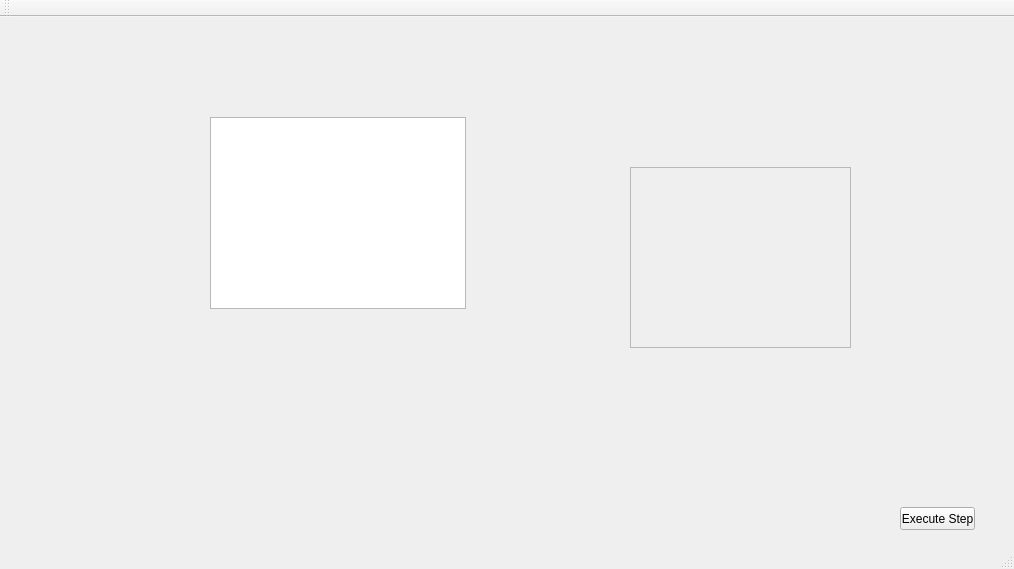
Benedikt1992/PICSimu, file PICSimu/mainwindow.ui: the form before one commit.
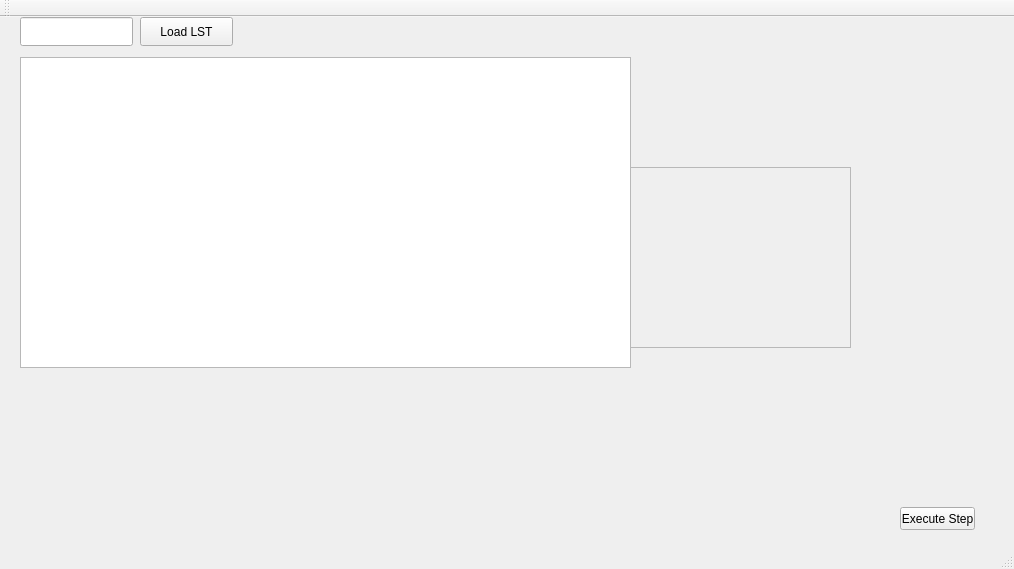
The form after the commit.

Commit message: lst-datei ueber GUI einlesen

```diff
--- a/PICSimu/mainwindow.ui
+++ b/PICSimu/mainwindow.ui
@@ -27,16 +27,6 @@
      <string>Execute Step</string>
     </property>
    </widget>
-   <widget class="QTextBrowser" name="textBrowser">
-    <property name="geometry">
-     <rect>
-      <x>210</x>
-      <y>100</y>
-      <width>256</width>
-      <height>192</height>
-     </rect>
-    </property>
-   </widget>
    <widget class="QScrollArea" name="scrollArea">
     <property name="geometry">
      <rect>
@@ -60,6 +50,39 @@
      </property>
     </widget>
    </widget>
+   <widget class="QLineEdit" name="le_filename">
+    <property name="geometry">
+     <rect>
+      <x>20</x>
+      <y>0</y>
+      <width>113</width>
+      <height>29</height>
+     </rect>
+    </property>
+   </widget>
+   <widget class="QPushButton" name="pb_load">
+    <property name="geometry">
+     <rect>
+      <x>140</x>
+      <y>0</y>
+      <width>93</width>
+      <height>29</height>
+     </rect>
+    </property>
+    <property name="text">
+     <string>Load LST</string>
+    </property>
+   </widget>
+   <widget class="QListWidget" name="lw_lstFile">
+    <property name="geometry">
+     <rect>
+      <x>20</x>
+      <y>40</y>
+      <width>611</width>
+      <height>311</height>
+     </rect>
+    </property>
+   </widget>
   </widget>
   <widget class="QMenuBar" name="menuBar">
    <property name="geometry">
```
Left out of the diff: 2 changed lines with no effect on the pictures. The commit also changes 2 other files.
